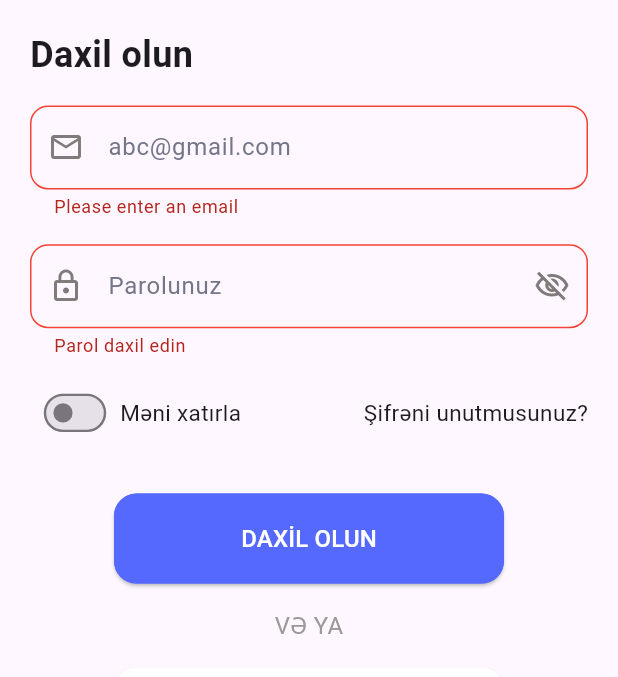
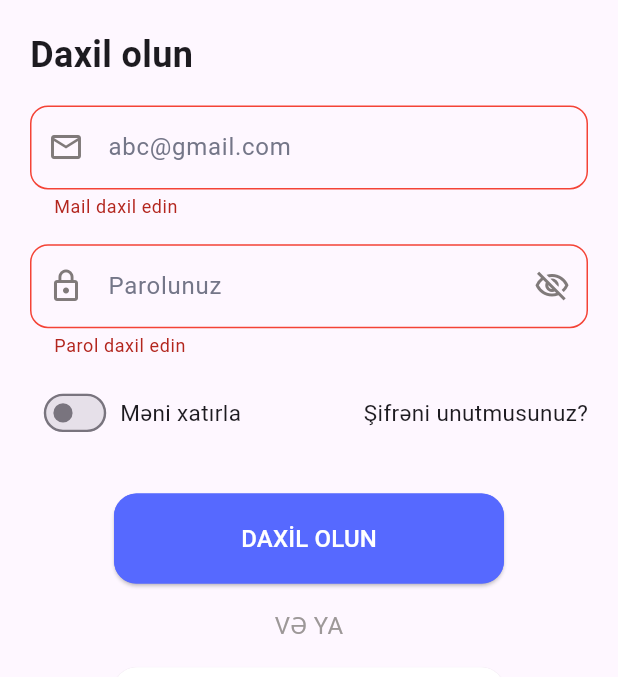
Before and after one commit to Kanan302/EventTrack-App, a Flutter app: the screen it shows after launch, after a tap on "Keçmək", after a tap on "DAXİL OLUN", on a phone screen of 412 x 824 dp, the part 196-873 px from its top. Run offline on Flutter 3.47's test engine with Material 3 defaults, Android fonts, the light colour scheme and no system bars; our stand-ins replace another_flushbar, cached_network_image, dio, equatable, flutter_bloc, flutter_secure_storage and 7 more; generated files the repository leaves out were written again.

Commit message:
Added isLoading parameter to AppElevatedButton and updated usage in various pages

```diff
--- a/lib/ui/utils/widgets/app_elevated_button.dart
+++ b/lib/ui/utils/widgets/app_elevated_button.dart
@@ -1,3 +1,4 @@
+import 'package:ascca_app/shared/theme/app_colors.dart';
 import 'package:flutter/material.dart';
 
 class AppElevatedButton extends StatelessWidget {
@@ -7,6 +8,7 @@ class AppElevatedButton extends StatelessWidget {
   final Color textColor;
   final Widget? icon;
   final Color? borderColor;
+  final bool isLoading;
 
   const AppElevatedButton({
     super.key,
@@ -16,43 +18,37 @@ class AppElevatedButton extends StatelessWidget {
     required this.textColor,
     this.icon,
     this.borderColor,
+    this.isLoading = false,
   });
 
   @override
   Widget build(BuildContext context) {
     return ElevatedButton(
-      onPressed: onPressed,
+      onPressed: isLoading ? null : onPressed,
       style: ElevatedButton.styleFrom(
         backgroundColor: buttonColor,
+        disabledBackgroundColor: buttonColor,
         minimumSize: const Size(260, 60),
         shape: RoundedRectangleBorder(
           borderRadius: BorderRadius.circular(15.0),
         ),
-        side: BorderSide(
-          color: borderColor ?? buttonColor,
-          width: 2,
+        side: BorderSide(color: borderColor ?? buttonColor, width: 2),
       ),
-      ),
-      child: icon == null
-          ? Text(
-              text,
-              style: TextStyle(
-                color: textColor,
-                fontSize: 16,
-              ),
+      child:
+          isLoading
+              ? SizedBox(
+                width: 24,
+                height: 24,
+                child: CircularProgressIndicator(color: AppColors.white),
               )
+              : icon == null
+              ? Text(text, style: TextStyle(color: textColor, fontSize: 16))
               : Row(
                 mainAxisSize: MainAxisSize.min,
                 children: [
                   icon!,
                   const SizedBox(width: 15),
-                Text(
-                  text,
-                  style: TextStyle(
-                    color: textColor,
-                    fontSize: 16,
-                  ),
-                ),
+                  Text(text, style: TextStyle(color: textColor, fontSize: 16)),
                 ],
               ),
     );
--- a/lib/ui/views/auth/login/pages/login.dart
+++ b/lib/ui/views/auth/login/pages/login.dart
@@ -77,9 +77,9 @@ class _LoginPageState extends State<LoginPage> {
                           controller: _emailController,
                           validator: (value) {
                             if (value == null || value.isEmpty) {
-                              return 'Please enter an email';
+                              return 'Mail daxil edin';
                             } else if (!value.contains('@')) {
-                              return 'Please include an "@" in the email';
+                              return 'Mailda @ simvolu yoxdur';
                             }
                             return null;
                           },
@@ -139,6 +139,7 @@ class _LoginPageState extends State<LoginPage> {
                               buttonColor: AppColors.lavenderBlue,
                               text: AppTexts.signInUppercase,
                               textColor: AppColors.white,
+                              isLoading: state is AuthLoginLoading,
                             );
                           },
                         ),
--- a/lib/ui/views/auth/new_password/new_password.dart
+++ b/lib/ui/views/auth/new_password/new_password.dart
@@ -160,6 +160,7 @@ class _NewPasswordPageState extends State<NewPasswordPage> {
                             buttonColor: AppColors.lavenderBlue,
                             text: AppTexts.update,
                             textColor: AppColors.white,
+                            isLoading: state is AuthNewPasswordLoading,
                           ),
                         );
                       },
--- a/lib/ui/views/auth/reset_password/reset_password.dart
+++ b/lib/ui/views/auth/reset_password/reset_password.dart
@@ -109,6 +109,7 @@ class _ResetPasswordPageState extends State<ResetPasswordPage> {
                             buttonColor: AppColors.lavenderBlue,
                             text: AppTexts.send,
                             textColor: AppColors.white,
+                            isLoading: state is AuthResetPasswordLoading,
                           ),
                         );
                       },
--- a/lib/ui/views/home/create_event/pages/create_event.dart
+++ b/lib/ui/views/home/create_event/pages/create_event.dart
@@ -118,6 +118,7 @@ class _CreateEventPageState extends State<CreateEventPage> {
                         buttonColor: AppColors.lavenderBlue,
                         text: AppTexts.create,
                         textColor: AppColors.white,
+                        isLoading: state is CreateEventLoading,
                       );
                     },
                   ),
```
Lines whose indentation alone changed are shown as unchanged.
